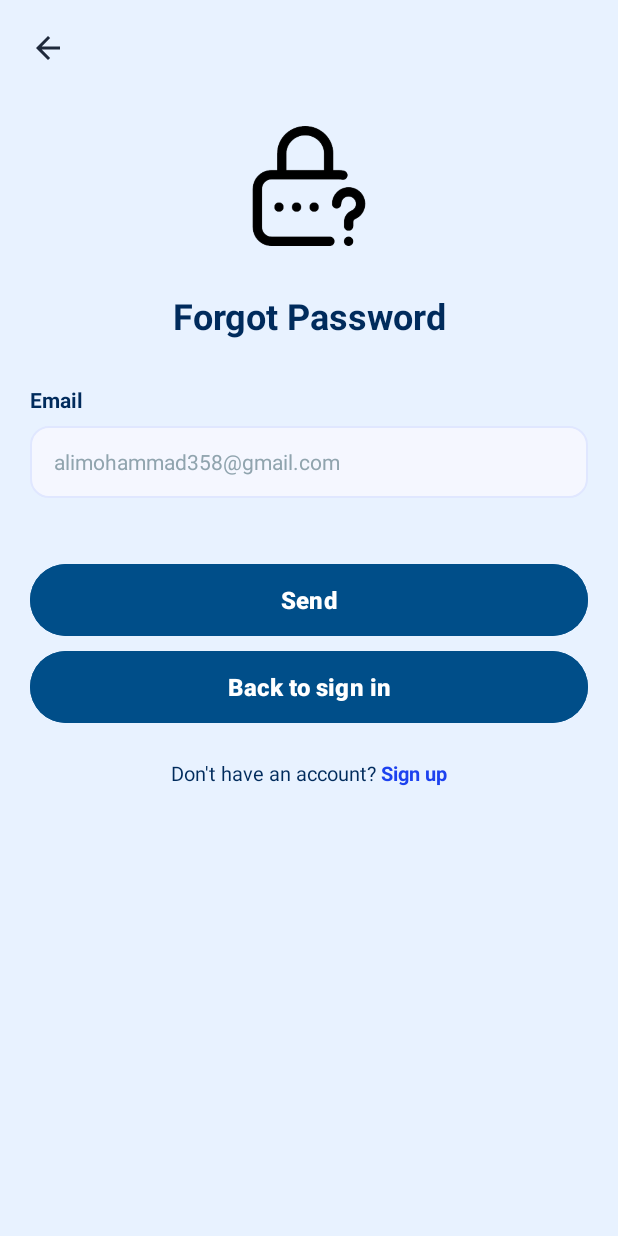
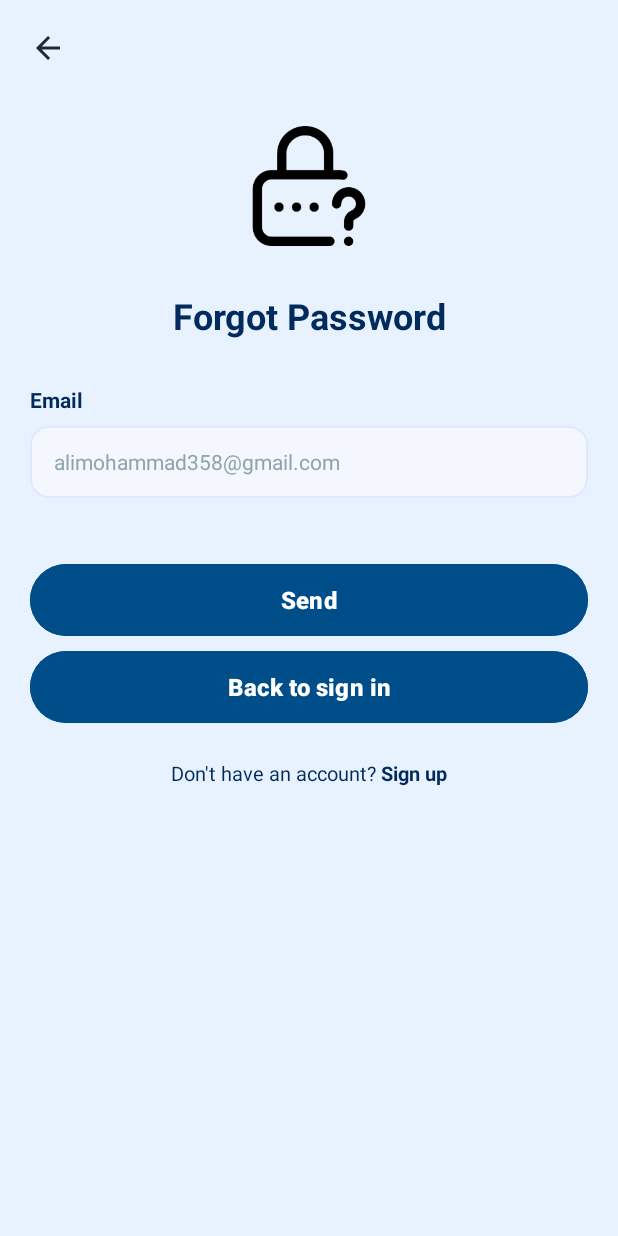
Before and after one commit to NIMRAASLAM-coder/FYP, an Android app: the ForgetPasswordActivity screen opened directly, with no data from a screen before it, on a phone screen of 412 x 824 dp. Run offline under Robolectric (Android 15) with nearby library versions, the phone set to English and light mode, and no system bars; our stand-ins replace Firebase (no records; nobody signed in at launch, a user with empty details on screens opened directly).

Commit message:
color changed

```diff
--- a/app/src/main/res/layout/activity_forget_password.xml
+++ b/app/src/main/res/layout/activity_forget_password.xml
@@ -117,7 +117,7 @@
             android:layout_width="wrap_content"
             android:layout_height="wrap_content"
             android:text="Sign up"
-            android:textColor="#1D42EF"
+            android:textColor="#002B5C"
             android:textSize="13sp"
             android:textStyle="bold"
             android:clickable="true"
```
